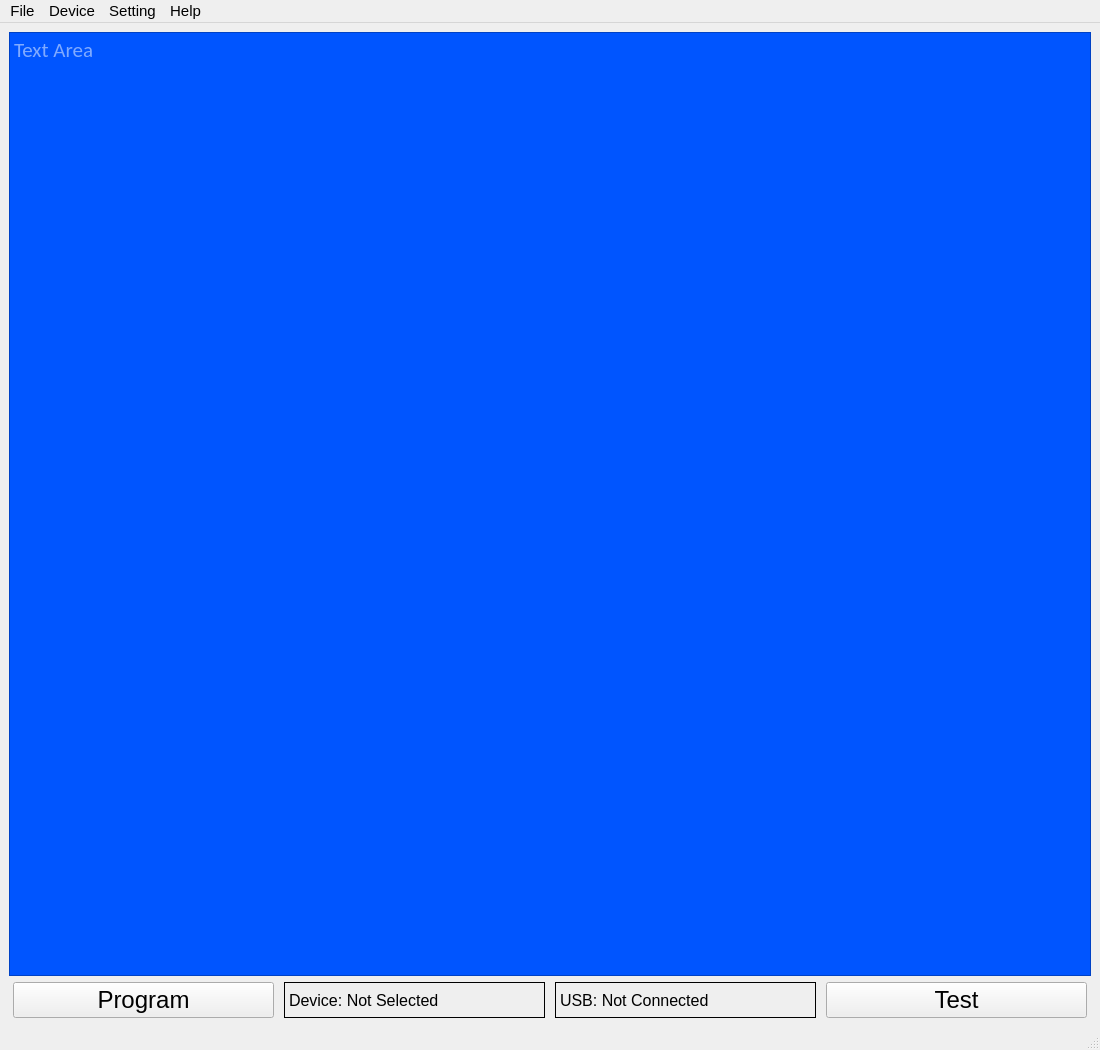
Qt form MainWindow.ui (dhahaj/EAX-Python-Interface) before a commit.
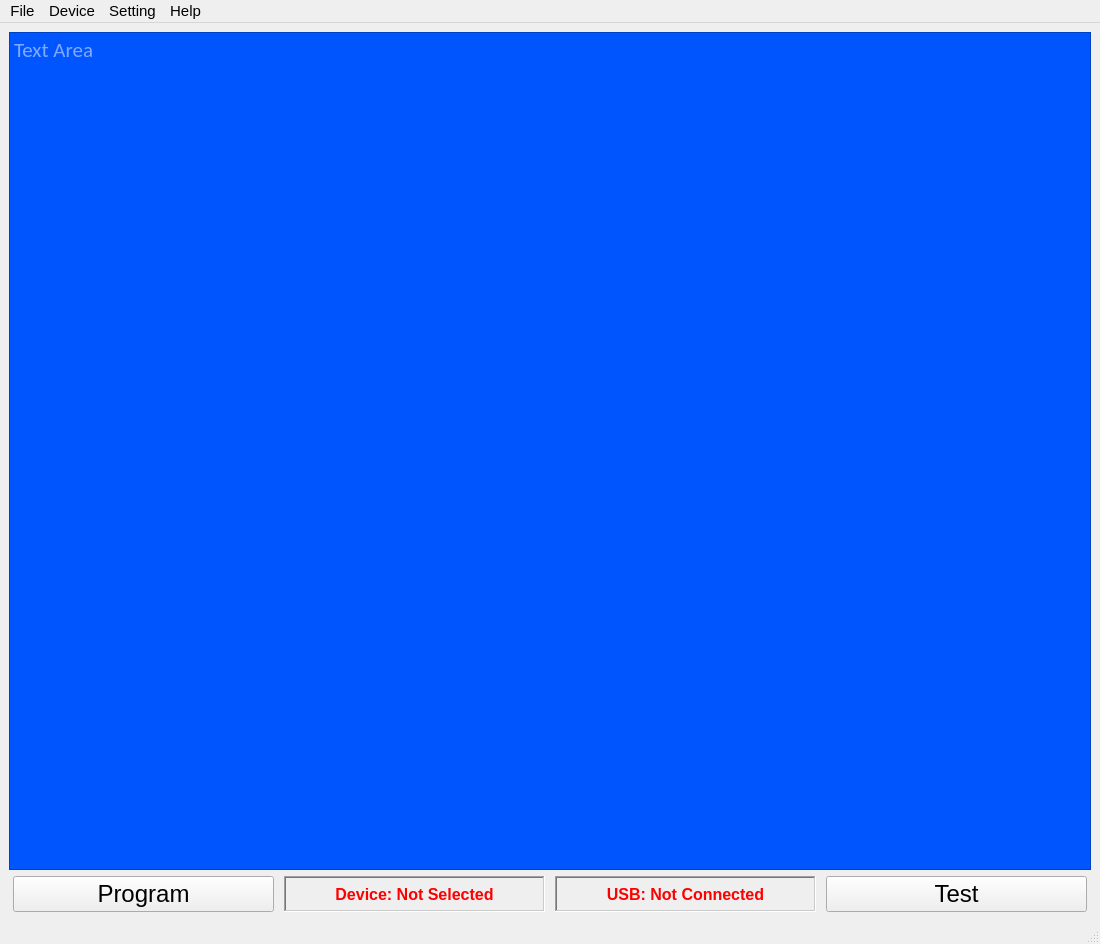
The same form after that commit. Icons and pictures are not drawn.

Commit message: update main window

Patch:
```diff
--- a/MainWindow.ui
+++ b/MainWindow.ui
@@ -7,7 +7,7 @@
     <x>0</x>
     <y>0</y>
     <width>1100</width>
-    <height>1050</height>
+    <height>944</height>
    </rect>
   </property>
   <property name="font">
@@ -97,17 +97,28 @@
         <property name="font">
          <font>
           <pointsize>12</pointsize>
+          <bold>true</bold>
          </font>
         </property>
+        <property name="styleSheet">
+         <string notr="true">color: rgb(255, 0, 0);
+font-weight: bold;</string>
+        </property>
         <property name="frameShape">
-         <enum>QFrame::Box</enum>
+         <enum>QFrame::WinPanel</enum>
         </property>
         <property name="frameShadow">
-         <enum>QFrame::Plain</enum>
+         <enum>QFrame::Sunken</enum>
         </property>
         <property name="text">
          <string>Device: Not Selected</string>
         </property>
+        <property name="textFormat">
+         <enum>Qt::AutoText</enum>
+        </property>
+        <property name="alignment">
+         <set>Qt::AlignCenter</set>
+        </property>
        </widget>
       </item>
       <item>
@@ -115,17 +126,31 @@
         <property name="font">
          <font>
           <pointsize>12</pointsize>
+          <bold>true</bold>
          </font>
         </property>
+        <property name="styleSheet">
+         <string notr="true">color: rgb(255, 0, 0);
+font-weight: bold;</string>
+        </property>
         <property name="frameShape">
-         <enum>QFrame::Box</enum>
+         <enum>QFrame::WinPanel</enum>
         </property>
         <property name="frameShadow">
-         <enum>QFrame::Plain</enum>
+         <enum>QFrame::Sunken</enum>
         </property>
         <property name="text">
          <string>USB: Not Connected</string>
         </property>
+        <property name="textFormat">
+         <enum>Qt::AutoText</enum>
+        </property>
+        <property name="scaledContents">
+         <bool>false</bool>
+        </property>
+        <property name="alignment">
+         <set>Qt::AlignCenter</set>
+        </property>
        </widget>
       </item>
       <item>
```
Left out of the diff: 5 changed lines with no effect on the pictures.
